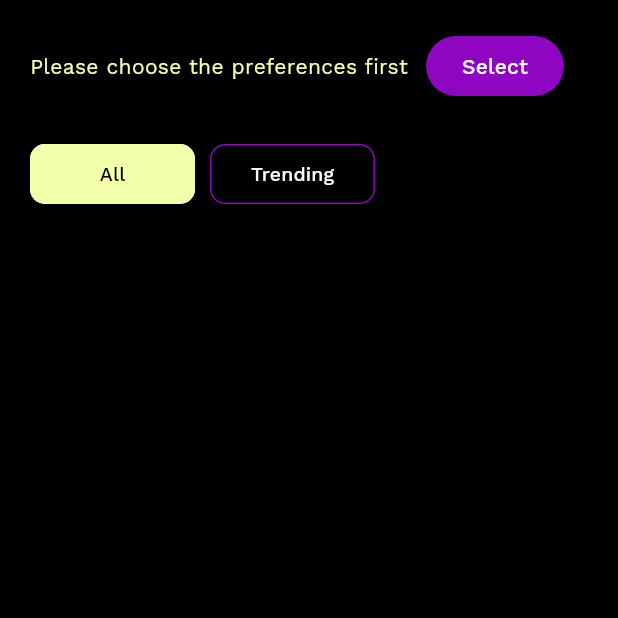
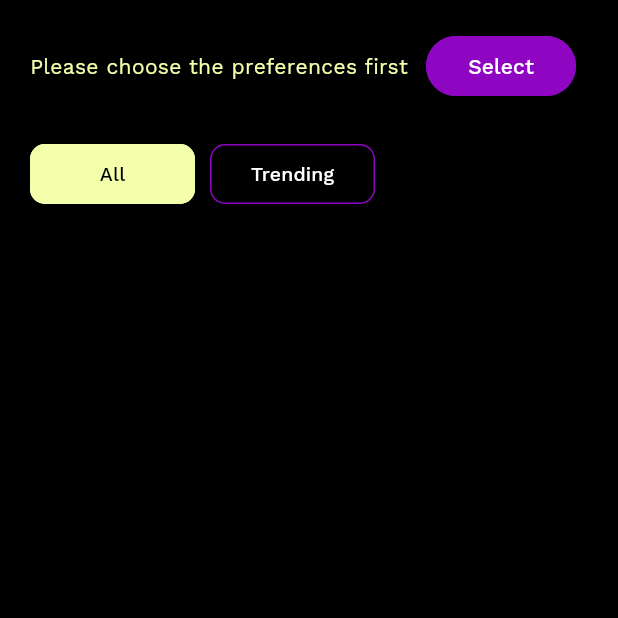
Before and after one commit to AzashiroMerume/Merume-Mobile, a Flutter app: the RecommendationScreen screen opened directly with empty values, on a phone screen of 412 x 824 dp, the top half of it. Run offline on Flutter 3.47's test engine with Material 3 defaults, Android fonts, the light colour scheme and no system bars; our stand-ins replace connectivity_plus, email_validator, firebase_auth, firebase_core, firebase_storage, flutter_secure_storage and 3 more; missing offline and left inert: firebase_app_check, smart_snackbars; accounts and stored records are empty; network calls fail; statements that could not run were skipped.

Commit message:
implemented basic style button

```diff
--- a/lib/screens/main/tab_bar_screens/followings_channels_tab_bar_screen/tabs/recommendation_screen.dart
+++ b/lib/screens/main/tab_bar_screens/followings_channels_tab_bar_screen/tabs/recommendation_screen.dart
@@ -6,6 +6,7 @@ import 'package:merume_mobile/models/channel_model.dart';
 import 'package:merume_mobile/api/user_api/recommendations_api/recommendations_api.dart';
 import 'package:merume_mobile/screens/main/channel_screens/channels_list_widget.dart';
 import 'package:merume_mobile/screens/settings/preferences_screen.dart';
+import 'package:merume_mobile/screens/shared/basic/basic_elevated_button_widget.dart';
 
 class RecommendationScreen extends StatefulWidget {
   final List<String>? preferences;
@@ -180,7 +181,9 @@ class _RecommendationScreenState extends State<RecommendationScreen> {
                         const SizedBox(
                           width: 12.0,
                         ),
-                        ElevatedButton(
+                        BasicElevatedButtonWidget(
+                          width: 100,
+                          height: 35,
                           onPressed: () {
                             Navigator.push(
                               context,
@@ -189,17 +192,7 @@ class _RecommendationScreenState extends State<RecommendationScreen> {
                               ),
                             );
                           },
-                          style: ElevatedButton.styleFrom(
-                            backgroundColor: AppColors.royalPurple,
-                          ),
-                          child: const Text(
-                            'Select',
-                            style: TextStyle(
-                              color: Colors.white,
-                              fontFamily: 'WorkSans',
-                              fontWeight: FontWeight.w500,
-                            ),
-                          ),
+                          buttonText: 'Select',
                         ),
                       ],
                     ),
```
Also changed, not shown: lib/network_checking/network_error_popup_widget.dart (+5 -8 lines), lib/screens/main/tab_bar_screens/created_channels_tab_bar_screen/created_channels_screen.dart (+12 -14 lines), lib/screens/shared/confirmation_popup_widget.dart (+5 -12 lines).
